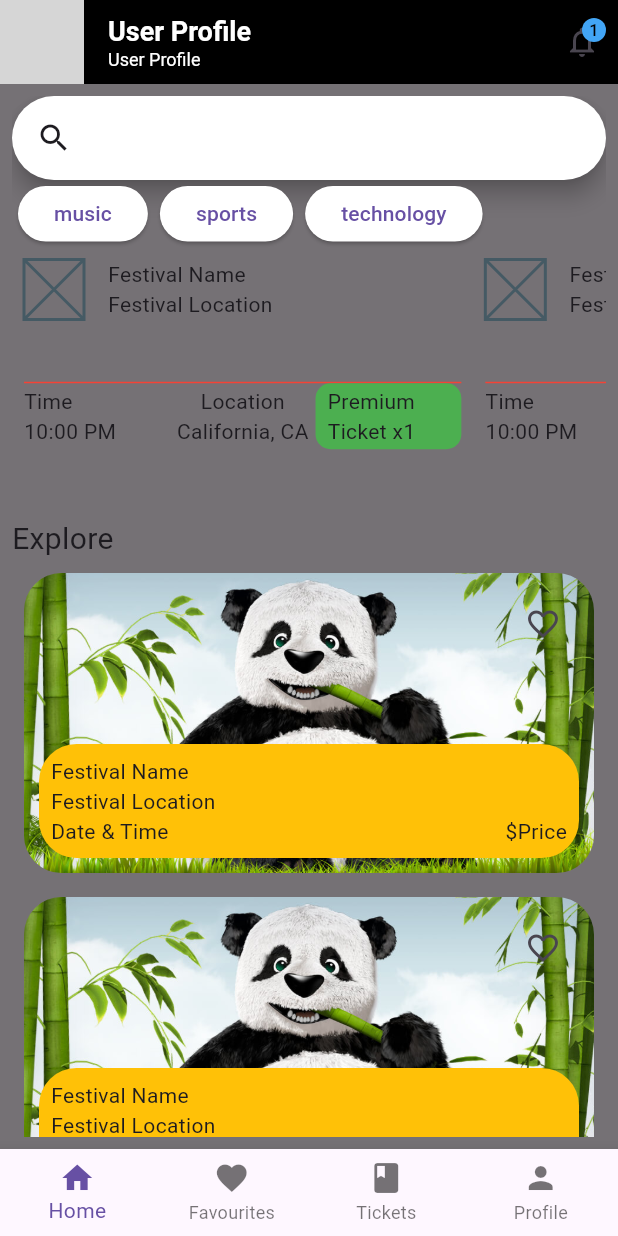
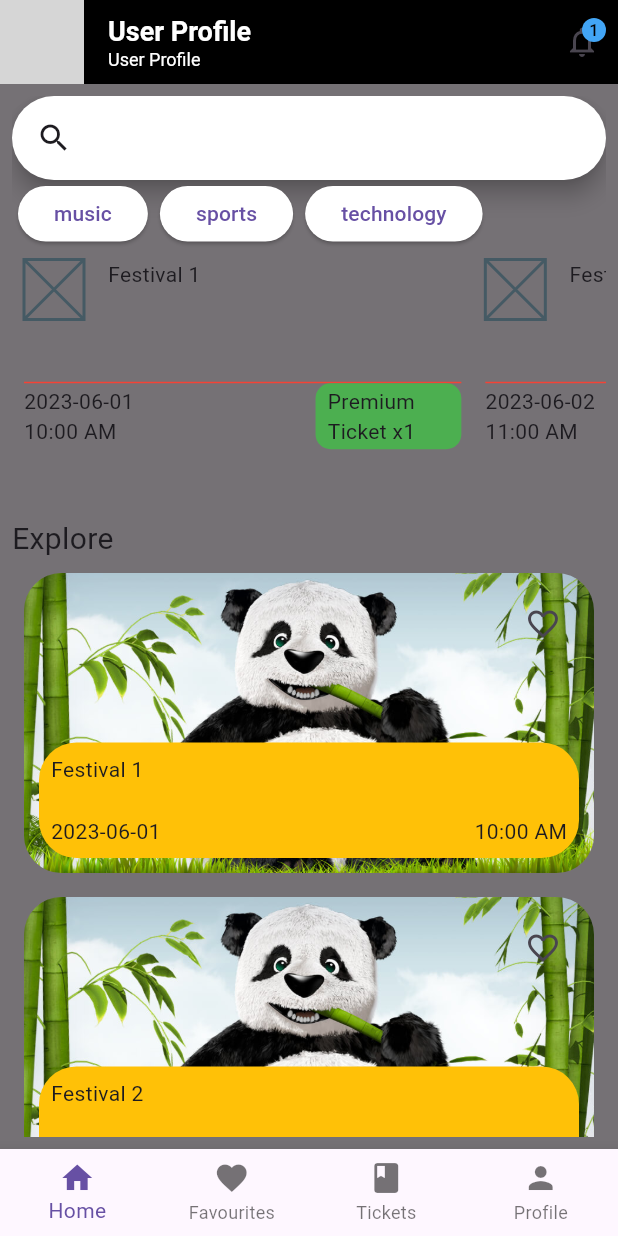
Before and after one commit to Adnanadu/event_management, a Flutter app: the screen it shows after launch, on a phone screen of 412 x 824 dp. Run offline on Flutter 3.47's test engine with Material 3 defaults, Android fonts, the phone set to English and light mode, and no system bars; our stand-ins replace flutter_hooks, go_router, hooks_riverpod, responsive_framework, table_calendar; missing offline and left inert: ticket_widget; grey boxes are pictures that could not be loaded.

```diff
--- a/lib/core/router/router.dart
+++ b/lib/core/router/router.dart
@@ -1,3 +1,4 @@
+import 'package:event_management/feature/homePage/view/pages/cart_page.dart';
 import 'package:event_management/feature/homePage/view/pages/festival_details_page.dart';
 import 'package:event_management/feature/homePage/view/pages/home_page.dart';
 import 'package:go_router/go_router.dart';
@@ -6,13 +7,20 @@ final router = GoRouter(
   initialLocation: '/',
   routes: [
     GoRoute(path: '/', builder: (context, state) => const HomePage()),
-    GoRoute(path: '/festival',
-    builder: (context, state) => FestivalDetailsPage(
-      festivalId: state.extra.toString(),
-
-    ),
-    name: "festival"
-
-    )
+    // GoRoute(
+    //     path: '/festival',
+    //     builder: (context, state) => FestivalDetailsPage(
+    //           festivalIdList:
+    //               state.extra as List<Map<String, Map<String, String>>>,
+    //         ),
+    //     name: "festival")
+    GoRoute(
+        path: '/festival',
+        builder: (context, state) => const FestivalDetailsPage(),
+        name: "festival"),
+    GoRoute(
+        path: '/cart',
+        builder: (context, state) => const CartPage(),
+        name: "cart"),
   ],
 );
--- a/lib/feature/homePage/view/pages/home_page.dart
+++ b/lib/feature/homePage/view/pages/home_page.dart
@@ -38,7 +38,7 @@ class HomePage extends HookWidget {
     ]);
 
     ///festival List of Name, date, time and Description
-    final festivalId = useState({
+    final festivalId = useState<Map<String, Map<String, String>>>({
       'festival1': {
         "name": "Festival 1",
         "date": "2023-06-01",
@@ -61,6 +61,9 @@ class HomePage extends HookWidget {
             "Lorem ipsum dolor sit amet, consectetur adipiscing elit.",
       },
     });
+    final List festivalIdList = ([
+      festivalId.value,
+    ]);
 
     final selectedFilter = useState<String?>(null);
     final isFavourite = useState<bool>(false);
@@ -178,8 +181,10 @@ class HomePage extends HookWidget {
                             child: ListView.builder(
                                 scrollDirection: Axis.horizontal,
                                 shrinkWrap: true,
-                                itemCount: 10,
+                                itemCount: festivalId.value.length,
                                 itemBuilder: (context, index) {
+                                  final festival =
+                                      festivalId.value.values.elementAt(index);
                                   return Padding(
                                     padding: const EdgeInsets.all(8.0),
                                     child: AspectRatio(
@@ -193,24 +198,27 @@ class HomePage extends HookWidget {
                                           mainAxisAlignment:
                                               MainAxisAlignment.spaceBetween,
                                           children: [
-                                            const Expanded(
+                                            Expanded(
                                               child: Row(
                                                 crossAxisAlignment:
                                                     CrossAxisAlignment.start,
                                                 children: [
-                                                  SizedBox(
+                                                  const SizedBox(
                                                       height: 40,
                                                       width: 40,
                                                       child: Placeholder()),
-                                                  SizedBox(width: 16),
+                                                  const SizedBox(width: 16),
                                                   Column(
                                                     crossAxisAlignment:
                                                         CrossAxisAlignment
                                                             .start,
                                                     children: [
                                                       /// Festival name display here
-                                                      Text('Festival Name'),
-                                                      Text('Festival Location'),
+                                                      Text(festival['name'] ??
+                                                          ""),
+                                                      Text(festival[
+                                                              'location'] ??
+                                                          ""),
                                                     ],
                                                   ),
                                                 ],
@@ -231,23 +239,30 @@ class HomePage extends HookWidget {
                                                         MainAxisAlignment
                                                             .spaceBetween,
                                                     children: [
-                                                      const Expanded(
+                                                      Expanded(
                                                         child: Column(
                                                           crossAxisAlignment:
                                                               CrossAxisAlignment
                                                                   .start,
                                                           children: [
-                                                            Text('Time'),
-                                                            Text('10:00 PM'),
+                                                            Text(festival[
+                                                                    'date'] ??
+                                                                ""),
+                                                            Text(festival[
+                                                                    'time'] ??
+                                                                ""),
                                                           ],
                                                         ),
                                                       ),
-                                                      const Expanded(
+                                                      Expanded(
                                                         child:
                                                             Column(children: [
-                                                          Text('Location'),
-                                                          Text(
-                                                              'California, CA'),
+                                                          Text(festival[
+                                                                  'location'] ??
+                                                              ""),
+                                                          Text(festival[
+                                                                  'location'] ??
+                                                              ""),
                                                         ]),
                                                       ),
                                                       Expanded(
@@ -293,8 +308,10 @@ class HomePage extends HookWidget {
                           ),
                           ListView.builder(
                             shrinkWrap: true,
-                            itemCount: 10,
+                            itemCount: festivalId.value.length,
                             itemBuilder: (context, index) {
+                              final festival =
+                                  festivalId.value.values.elementAt(index); //
                               return Padding(
                                 padding: const EdgeInsets.all(8.0),
                                 child: Stack(
@@ -302,8 +319,7 @@ class HomePage extends HookWidget {
                                     GestureDetector(
                                       onTap: () {
                                         /// navigate to festival detail page
-                                        context.push('/festival',
-                                            extra: [festivalId]);
+                                        context.push('/festival');
                                       },
                                       child: Container(
                                         decoration: const BoxDecoration(
@@ -347,21 +363,22 @@ class HomePage extends HookWidget {
                                             borderRadius: BorderRadius.all(
                                                 Radius.circular(25)),
                                           ),
-                                          child: const Column(
+                                          child: Column(
                                             mainAxisSize: MainAxisSize.max,
                                             crossAxisAlignment:
                                                 CrossAxisAlignment.start,
                                             children: [
-                                              Text("Festival Name"),
-                                              Text("Festival Location"),
+                                              Text(festival['name'] ?? ""),
+                                              Text(festival['location'] ?? ""),
                                               Row(
                                                 mainAxisSize: MainAxisSize.max,
                                                 mainAxisAlignment:
                                                     MainAxisAlignment
                                                         .spaceBetween,
                                                 children: [
-                                                  Text("Date & Time"),
-                                                  Text(r"$Price"),
+                                                  /// display date and time from festivalId
+                                                  Text(festival['date'] ?? ""),
+                                                  Text(festival['time'] ?? ""),
                                                 ],
                                               ),
                                             ],
--- a/lib/main.dart
+++ b/lib/main.dart
@@ -1,8 +1,9 @@
 import 'package:event_management/core/router/router.dart';
 import 'package:flutter/material.dart';
+import 'package:hooks_riverpod/hooks_riverpod.dart';
 
 void main() {
-  runApp(const EventManagementApp());
+  runApp(const ProviderScope(child: EventManagementApp()));
 }
 
 class EventManagementApp extends StatelessWidget {
```
Also changed, not shown: lib/feature/homePage/view/pages/cart_page.dart (added, +12 -0 lines), lib/feature/homePage/view/pages/festival_details_page.dart (+50 -5 lines).
